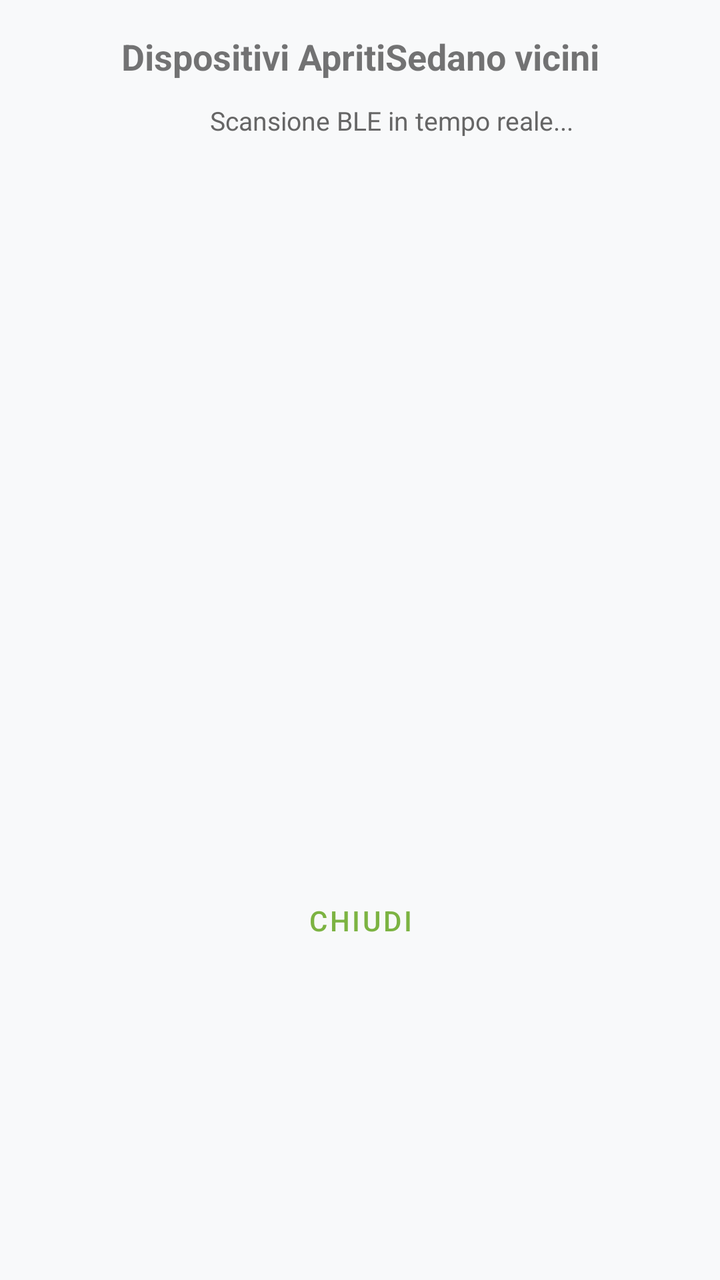
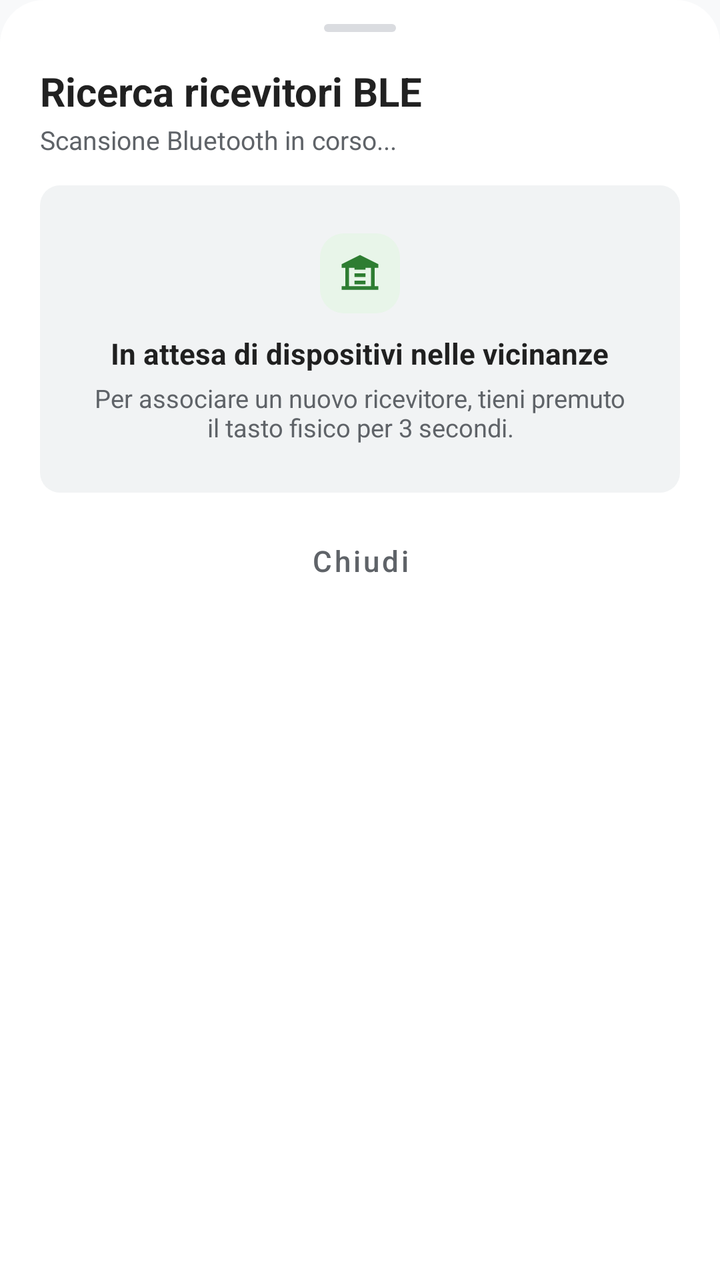

Compare the two renders of this Android layout. The source of the first and the diff that turns it into the second are given below.
<!-- AndroidManifest.xml: application theme Theme.ApritiSedano -->
<!-- res/layout/dialog_scan_devices.xml -->
<?xml version="1.0" encoding="utf-8"?>
<LinearLayout xmlns:android="http://schemas.android.com/apk/res/android"
    android:layout_width="match_parent"
    android:layout_height="match_parent"
    android:orientation="vertical"
    android:padding="16dp">

    <TextView
        android:layout_width="match_parent"
        android:layout_height="wrap_content"
        android:text="Dispositivi ApritiSedano vicini"
        android:textAlignment="center"
        android:textSize="18sp"
        android:textStyle="bold"
        android:layout_marginBottom="8dp"/>

    <LinearLayout
        android:layout_width="match_parent"
        android:layout_height="wrap_content"
        android:orientation="horizontal"
        android:gravity="center"
        android:layout_marginBottom="12dp">

        <ProgressBar
            android:id="@+id/progress_scan"
            android:layout_width="24dp"
            android:layout_height="24dp"
            android:layout_marginEnd="8dp"
            android:indeterminate="true"/>

        <TextView
            android:id="@+id/tv_scan_status"
            android:layout_width="wrap_content"
            android:layout_height="wrap_content"
            android:text="Scansione BLE in tempo reale..."
            android:textColor="#666666"
            android:textSize="13sp"/>
    </LinearLayout>

    <ListView
        android:id="@+id/lv_scanned_devices"
        android:layout_width="match_parent"
        android:layout_height="340dp"
        android:divider="#E0E0E0"
        android:dividerHeight="1dp" />

    <Button
        android:id="@+id/btn_cancel_scan"
        android:layout_width="match_parent"
        android:layout_height="wrap_content"
        android:text="Chiudi"
        android:layout_marginTop="12dp"
        style="@style/Widget.MaterialComponents.Button.TextButton" />

</LinearLayout>
<!-- resources referenced by this layout -->
<resources>
  <style name="Theme.ApritiSedano" parent="Theme.MaterialComponents.Light.NoActionBar">
          
          <item name="colorPrimary">@color/sedano_primary</item>
          <item name="colorPrimaryVariant">@color/sedano_primary_dark</item>
          <item name="colorOnPrimary">@color/white</item>
          
          
          <item name="colorSecondary">@color/sedano_accent</item>
          <item name="colorSecondaryVariant">@color/sedano_accent</item>
          <item name="colorOnSecondary">@color/black</item>
          
          
          <item name="android:windowBackground">@color/bg_light</item>
          <item name="colorSurface">@color/surface_light</item>
          
          
          <item name="android:statusBarColor">?attr/colorPrimary</item>
          <item name="android:windowLightStatusBar">false</item>
      </style>
  <color name="sedano_primary">#7CB342</color>
  <color name="sedano_primary_dark">#558B2F</color>
  <color name="white">#FFFFFFFF</color>
  <color name="sedano_accent">#FFA000</color>
  <color name="black">#FF000000</color>
  <color name="bg_light">#F8F9FA</color>
  <color name="surface_light">#FFFFFF</color>
</resources>

<!-- the commit's change to res/layout/dialog_scan_devices.xml (unified diff, before → after) -->
@@ -1,55 +1,116 @@
 <?xml version="1.0" encoding="utf-8"?>
 <LinearLayout xmlns:android="http://schemas.android.com/apk/res/android"
+    xmlns:app="http://schemas.android.com/apk/res-auto"
     android:layout_width="match_parent"
-    android:layout_height="match_parent"
+    android:layout_height="wrap_content"
+    android:background="@drawable/bg_bottom_sheet"
     android:orientation="vertical"
-    android:padding="16dp">
+    android:paddingStart="20dp"
+    android:paddingEnd="20dp"
+    android:paddingTop="12dp"
+    android:paddingBottom="20dp">
 
-    <TextView
-        android:layout_width="match_parent"
-        android:layout_height="wrap_content"
-        android:text="Dispositivi ApritiSedano vicini"
-        android:textAlignment="center"
-        android:textSize="18sp"
-        android:textStyle="bold"
-        android:layout_marginBottom="8dp"/>
+    <View
+        android:layout_width="36dp"
+        android:layout_height="4dp"
+        android:layout_gravity="center_horizontal"
+        android:background="@drawable/bg_sheet_handle" />
 
     <LinearLayout
         android:layout_width="match_parent"
         android:layout_height="wrap_content"
-        android:orientation="horizontal"
-        android:gravity="center"
-        android:layout_marginBottom="12dp">
+        android:layout_marginTop="16dp"
+        android:layout_marginBottom="14dp"
+        android:gravity="center_vertical"
+        android:orientation="horizontal">
+
+        <LinearLayout
+            android:layout_width="0dp"
+            android:layout_height="wrap_content"
+            android:layout_weight="1"
+            android:orientation="vertical">
+
+            <TextView
+                android:layout_width="wrap_content"
+                android:layout_height="wrap_content"
+                android:text="Ricerca ricevitori BLE"
+                android:textColor="?android:attr/textColorPrimary"
+                android:textSize="20sp"
+                android:textStyle="bold" />
+
+            <TextView
+                android:id="@+id/tv_scan_status"
+                android:layout_width="wrap_content"
+                android:layout_height="wrap_content"
+                android:layout_marginTop="2dp"
+                android:text="Scansione Bluetooth in corso..."
+                android:textColor="#5F6368"
+                android:textSize="13sp" />
+        </LinearLayout>
 
         <ProgressBar
             android:id="@+id/progress_scan"
-            android:layout_width="24dp"
-            android:layout_height="24dp"
-            android:layout_marginEnd="8dp"
-            android:indeterminate="true"/>
+            android:layout_width="22dp"
+            android:layout_height="22dp"
+            android:indeterminate="true" />
+    </LinearLayout>
+
+    
+    <LinearLayout
+        android:id="@+id/ll_scan_empty_state"
+        android:layout_width="match_parent"
+        android:layout_height="wrap_content"
+        android:background="@drawable/bg_chip_neutral"
+        android:gravity="center"
+        android:orientation="vertical"
+        android:padding="24dp">
+
+        <ImageView
+            android:layout_width="40dp"
+            android:layout_height="40dp"
+            android:background="@drawable/bg_icon_green"
+            android:padding="9dp"
+            android:src="@drawable/ic_garage"
+            app:tint="#2E7D32" />
 
         <TextView
-            android:id="@+id/tv_scan_status"
             android:layout_width="wrap_content"
             android:layout_height="wrap_content"
-            android:text="Scansione BLE in tempo reale..."
-            android:textColor="#666666"
-            android:textSize="13sp"/>
+            android:layout_marginTop="10dp"
+            android:text="In attesa di dispositivi nelle vicinanze"
+            android:textColor="?android:attr/textColorPrimary"
+            android:textSize="14.5sp"
+            android:textStyle="bold" />
+
+        <TextView
+            android:layout_width="wrap_content"
+            android:layout_height="wrap_content"
+            android:layout_marginTop="4dp"
+            android:gravity="center"
+            android:text="Per associare un nuovo ricevitore, tieni premuto il tasto fisico per 3 secondi."
+            android:textColor="#5F6368"
+            android:textSize="12.5sp" />
     </LinearLayout>
 
     <ListView
         android:id="@+id/lv_scanned_devices"
         android:layout_width="match_parent"
-        android:layout_height="340dp"
-        android:divider="#E0E0E0"
-        android:dividerHeight="1dp" />
+        android:layout_height="280dp"
+        android:clipToPadding="false"
+        android:divider="@android:color/transparent"
+        android:dividerHeight="10dp"
+        android:listSelector="@android:color/transparent"
+        android:visibility="gone" />
 
-    <Button
+    <com.google.android.material.button.MaterialButton
         android:id="@+id/btn_cancel_scan"
+        style="@style/Widget.MaterialComponents.Button.TextButton"
         android:layout_width="match_parent"
-        android:layout_height="wrap_content"
+        android:layout_height="48dp"
+        android:layout_marginTop="10dp"
         android:text="Chiudi"
-        android:layout_marginTop="12dp"
-        style="@style/Widget.MaterialComponents.Button.TextButton" />
+        android:textAllCaps="false"
+        android:textColor="#5F6368"
+        android:textSize="14.5sp" />
 
 </LinearLayout>
<!-- resource entries referenced after the edit -->
@@ -1,23 +1,66 @@
 <!-- resources referenced by this layout -->
 <resources>
+  <!-- drawable bg_bottom_sheet (drawable) -->
+  <?xml version="1.0" encoding="utf-8"?>
+  <shape xmlns:android="http://schemas.android.com/apk/res/android"
+      android:shape="rectangle">
+      <solid android:color="?attr/colorSurface" />
+      <corners
+          android:topLeftRadius="22dp"
+          android:topRightRadius="22dp" />
+  </shape>
+  <!-- drawable bg_chip_neutral (drawable) -->
+  <?xml version="1.0" encoding="utf-8"?>
+  <shape xmlns:android="http://schemas.android.com/apk/res/android"
+      android:shape="rectangle">
+      <solid android:color="#F1F3F4" />
+      <corners android:radius="10dp" />
+  </shape>
+  <!-- drawable bg_icon_green (drawable) -->
+  <?xml version="1.0" encoding="utf-8"?>
+  <shape xmlns:android="http://schemas.android.com/apk/res/android"
+      android:shape="rectangle">
+      <solid android:color="#E8F5E9" />
+      <corners android:radius="12dp" />
+  </shape>
+  <!-- drawable bg_sheet_handle (drawable) -->
+  <?xml version="1.0" encoding="utf-8"?>
+  <shape xmlns:android="http://schemas.android.com/apk/res/android"
+      android:shape="rectangle">
+      <solid android:color="#DADCE0" />
+      <corners android:radius="2dp" />
+  </shape>
+  <!-- drawable ic_garage (drawable) -->
+  <vector xmlns:android="http://schemas.android.com/apk/res/android"
+      android:width="24dp"
+      android:height="24dp"
+      android:viewportWidth="24"
+      android:viewportHeight="24">
+      <path
+          android:fillColor="#FFFFFF"
+          android:pathData="M22,9V7L12,2 2,7v2h2v10H2v2h20v-2h-2V9h2zm-4,10H6V9h12v10zm-9,-1h6v-2H9v2zm0,-4h6v-2H9v2zm0,-4h6V8H9v2z" />
+  </vector>
   <style name="Theme.ApritiSedano" parent="Theme.MaterialComponents.Light.NoActionBar">
           
           <item name="colorPrimary">@color/sedano_primary</item>
           <item name="colorPrimaryVariant">@color/sedano_primary_dark</item>
           <item name="colorOnPrimary">@color/white</item>
-          
+  
           
           <item name="colorSecondary">@color/sedano_accent</item>
           <item name="colorSecondaryVariant">@color/sedano_accent</item>
           <item name="colorOnSecondary">@color/black</item>
-          
+  
           
           <item name="android:windowBackground">@color/bg_light</item>
           <item name="colorSurface">@color/surface_light</item>
-          
+  
           
           <item name="android:statusBarColor">?attr/colorPrimary</item>
           <item name="android:windowLightStatusBar">false</item>
+  
+          
+          <item name="bottomSheetDialogTheme">@style/ThemeOverlay.ApritiSedano.BottomSheetDialog</item>
       </style>
   <color name="sedano_primary">#7CB342</color>
   <color name="sedano_primary_dark">#558B2F</color>
@@ -26,5 +69,14 @@
   <color name="black">#FF000000</color>
   <color name="bg_light">#F8F9FA</color>
   <color name="surface_light">#FFFFFF</color>
+  <style name="ThemeOverlay.ApritiSedano.BottomSheetDialog" parent="ThemeOverlay.MaterialComponents.BottomSheetDialog">
+          <item name="bottomSheetStyle">@style/Widget.ApritiSedano.BottomSheet.Modal</item>
+          <item name="android:windowIsFloating">false</item>
+          <item name="android:windowSoftInputMode">adjustResize</item>
+      </style>
+  <style name="Widget.ApritiSedano.BottomSheet.Modal" parent="Widget.MaterialComponents.BottomSheet.Modal">
+          <item name="android:background">@android:color/transparent</item>
+          <item name="backgroundTint">@android:color/transparent</item>
+      </style>
 </resources>
 
